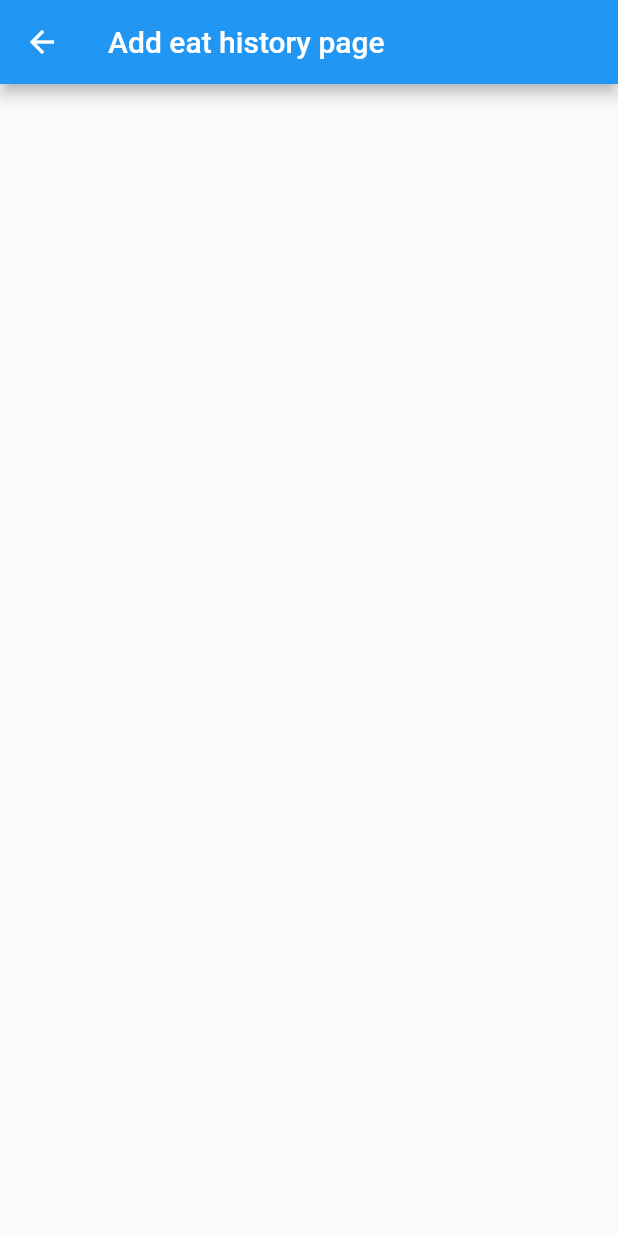
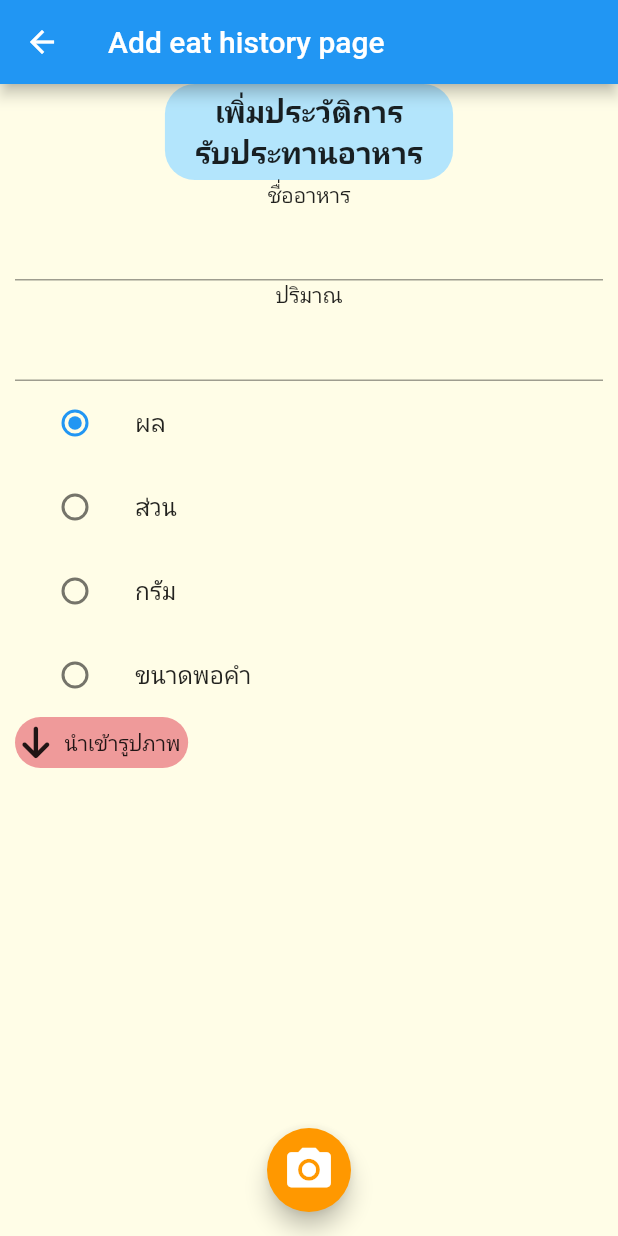
Before and after one commit to AINutritionProject/KinDeeUDee, a Flutter app: the AddEatHistoryPage screen opened directly, on a phone screen of 412 x 824 dp. Run offline on Flutter 3.47's test engine with Material 2 defaults, Android fonts, the phone set to English and light mode, and no system bars; our stand-ins replace camera, cloud_firestore, csv, dotted_border, firebase_auth, firebase_core and 4 more; accounts and stored records are empty.

Commit message:
create structure for add eat history page

```diff
--- a/lib/pages/add_eat_history.dart
+++ b/lib/pages/add_eat_history.dart
@@ -1,4 +1,5 @@
 import 'package:flutter/material.dart';
+import 'package:font_awesome_flutter/font_awesome_flutter.dart';
 
 class AddEatHistoryPage extends StatefulWidget {
   const AddEatHistoryPage({super.key});
@@ -8,10 +9,140 @@ class AddEatHistoryPage extends StatefulWidget {
 }
 
 class _AddEatHistoryPageState extends State<AddEatHistoryPage> {
+  final _formKey = GlobalKey<FormState>();
+  final TextEditingController _foodNameController = TextEditingController();
+  final TextEditingController _quantityController = TextEditingController();
+  String _unit = "1";
+  final List<String> _radioValues = ["1", "2", "3", "4"];
+
   @override
   Widget build(BuildContext context) {
     return Scaffold(
-      appBar: AppBar(title: const Text("Add eat history page")),
+      backgroundColor: Colors.yellow.shade50,
+      appBar: AppBar(
+        title: const Text("Add eat history page"),
+      ),
+      floatingActionButton: FloatingActionButton(
+        onPressed: () {},
+        backgroundColor: Colors.orange,
+        child: const Icon(
+          Icons.camera_alt,
+          size: 35,
+        ),
+      ),
+      floatingActionButtonLocation: FloatingActionButtonLocation.centerFloat,
+      body: Container(
+        margin: const EdgeInsets.symmetric(horizontal: 10),
+        child: Column(
+          children: [
+            Align(
+              alignment: Alignment.center,
+              child: Container(
+                padding:
+                    const EdgeInsets.symmetric(vertical: 5, horizontal: 20),
+                decoration: BoxDecoration(
+                    color: Colors.lightBlue.shade100,
+                    borderRadius: BorderRadius.circular(20)),
+                child: const Column(
+                  children: [
+                    Text(
+                      "เพิ่มประวัติการ",
+                      style:
+                          TextStyle(fontSize: 20, fontWeight: FontWeight.bold),
+                    ),
+                    Text(
+                      "รับประทานอาหาร",
+                      style:
+                          TextStyle(fontSize: 20, fontWeight: FontWeight.bold),
+                    ),
+                  ],
+                ),
+              ),
+            ),
+            Form(
+              child: Column(
+                children: [
+                  const Text("ชื่ออาหาร"),
+                  TextFormField(
+                    controller: _foodNameController,
+                  ),
+                  const Text("ปริมาณ"),
+                  TextFormField(
+                    controller: _quantityController,
+                  ),
+                  Column(
+                    children: [
+                      ListTile(
+                        title: const Text("ผล"),
+                        leading: Radio(
+                            value: _radioValues[0],
+                            groupValue: _unit,
+                            onChanged: (value) {
+                              setState(() {
+                                _unit = value.toString();
+                              });
+                            }),
+                      ),
+                      ListTile(
+                        title: const Text("ส่วน"),
+                        leading: Radio(
+                            value: _radioValues[1],
+                            groupValue: _unit,
+                            onChanged: (value) {
+                              setState(() {
+                                _unit = value.toString();
+                              });
+                            }),
+                      ),
+                      ListTile(
+                        title: const Text("กรัม"),
+                        leading: Radio(
+                            value: _radioValues[2],
+                            groupValue: _unit,
+                            onChanged: (value) {
+                              setState(() {
+                                _unit = value.toString();
+                              });
+                            }),
+                      ),
+                      ListTile(
+                        title: const Text("ขนาดพอคำ"),
+                        leading: Radio(
+                            value: _radioValues[3],
+                            groupValue: _unit,
+                            onChanged: (value) {
+                              setState(() {
+                                _unit = value.toString();
+                              });
+                            }),
+                      ),
+                    ],
+                  )
+                ],
+              ),
+            ),
+            Align(
+              alignment: Alignment.centerLeft,
+              child: Container(
+                decoration: BoxDecoration(
+                    color: Colors.red.shade200,
+                    borderRadius: BorderRadius.circular(30)),
+                padding: const EdgeInsets.symmetric(horizontal: 5, vertical: 5),
+                child: const Row(
+                  mainAxisSize: MainAxisSize.min,
+                  children: [
+                    FaIcon(FontAwesomeIcons.arrowDown),
+                    SizedBox(
+                      width: 10,
+                    ),
+                    Text("นำเข้ารูปภาพ")
+                  ],
+                ),
+              ),
+            ),
+          ],
+        ),
+      ),
     );
   }
 }
```
